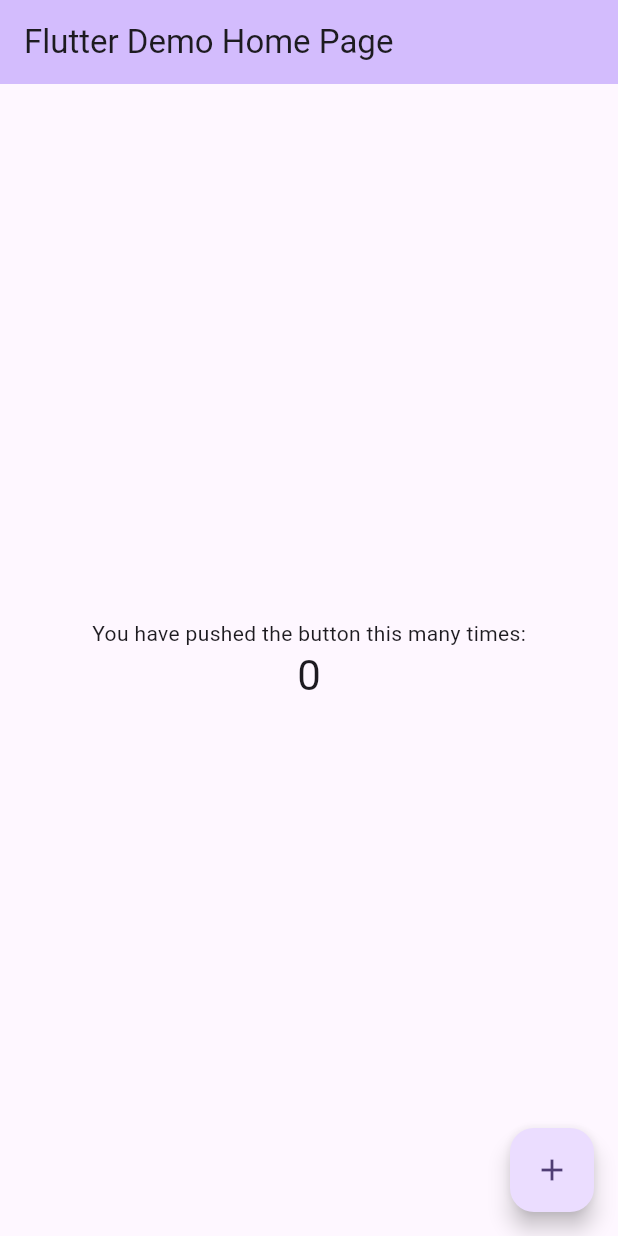
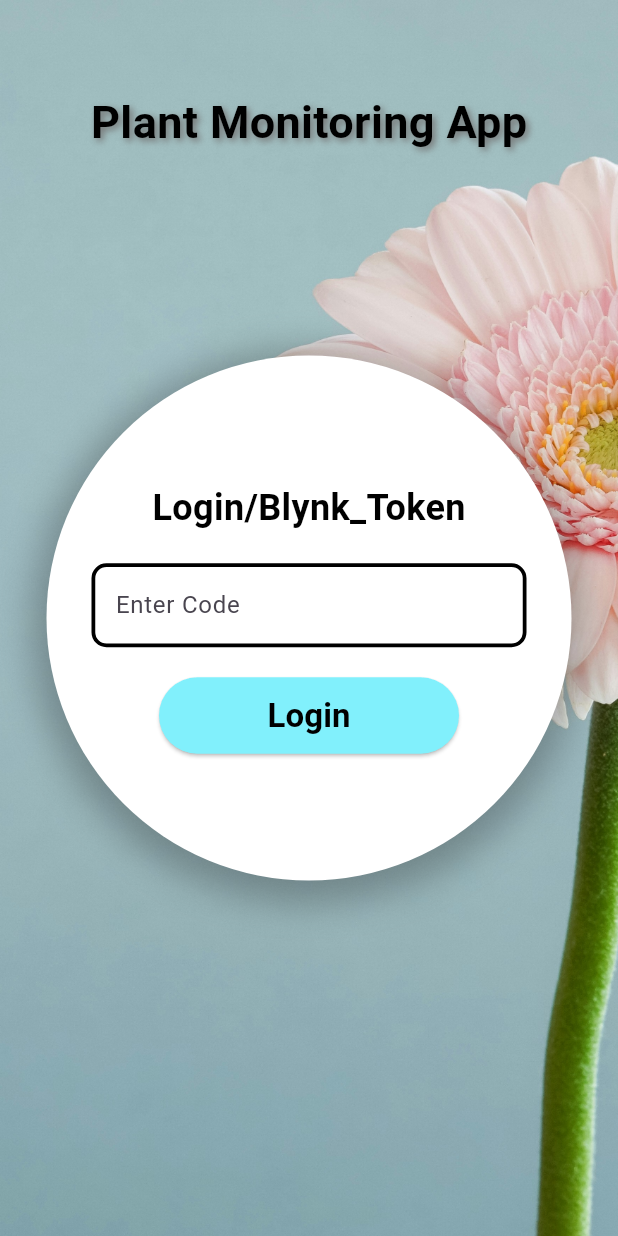
Before and after one commit to adittya003/Indoor_planting_System_for_Visually_challenged_People, a Flutter app: the screen it shows after launch, on a phone screen of 412 x 824 dp. Run offline on Flutter 3.47's test engine with Material 3 defaults, Android fonts, the phone set to English and light mode, and no system bars.

Commit message:
Flutter Login_intigrated with_nodejs_backend

```diff
--- a/indoor_planting_App_visually_challenged/lib/main.dart
+++ b/indoor_planting_App_visually_challenged/lib/main.dart
@@ -1,4 +1,7 @@
 import 'package:flutter/material.dart';
+import 'screens/login_page.dart';
+import 'screens/plant_details.dart';
+import 'screens/danger_alert.dart';
 
 void main() {
   runApp(const MyApp());
@@ -7,116 +10,16 @@ void main() {
 class MyApp extends StatelessWidget {
   const MyApp({super.key});
 
-  // This widget is the root of your application.
   @override
   Widget build(BuildContext context) {
     return MaterialApp(
-      title: 'Flutter Demo',
-      theme: ThemeData(
-        // This is the theme of your application.
-        //
-        // TRY THIS: Try running your application with "flutter run". You'll see
-        // the application has a purple toolbar. Then, without quitting the app,
-        // try changing the seedColor in the colorScheme below to Colors.green
-        // and then invoke "hot reload" (save your changes or press the "hot
-        // reload" button in a Flutter-supported IDE, or press "r" if you used
-        // the command line to start the app).
-        //
-        // Notice that the counter didn't reset back to zero; the application
-        // state is not lost during the reload. To reset the state, use hot
-        // restart instead.
-        //
-        // This works for code too, not just values: Most code changes can be
-        // tested with just a hot reload.
-        colorScheme: ColorScheme.fromSeed(seedColor: Colors.deepPurple),
-      ),
-      home: const MyHomePage(title: 'Flutter Demo Home Page'),
+      debugShowCheckedModeBanner: false,
+      initialRoute: '/',
+      routes: {
+        '/': (context) => LoginPage(),
+        '/plant': (context) => PlantDetailsPage(),
+        // '/danger': (context) => const DangerAlertPage(),
+      },
     );
   }
 }
-
-class MyHomePage extends StatefulWidget {
-  const MyHomePage({super.key, required this.title});
-
-  // This widget is the home page of your application. It is stateful, meaning
-  // that it has a State object (defined below) that contains fields that affect
-  // how it looks.
-
-  // This class is the configuration for the state. It holds the values (in this
-  // case the title) provided by the parent (in this case the App widget) and
-  // used by the build method of the State. Fields in a Widget subclass are
-  // always marked "final".
-
-  final String title;
-
-  @override
-  State<MyHomePage> createState() => _MyHomePageState();
-}
-
-class _MyHomePageState extends State<MyHomePage> {
-  int _counter = 0;
-
-  void _incrementCounter() {
-    setState(() {
-      // This call to setState tells the Flutter framework that something has
-      // changed in this State, which causes it to rerun the build method below
-      // so that the display can reflect the updated values. If we changed
-      // _counter without calling setState(), then the build method would not be
-      // called again, and so nothing would appear to happen.
-      _counter++;
-    });
-  }
-
-  @override
-  Widget build(BuildContext context) {
-    // This method is rerun every time setState is called, for instance as done
-    // by the _incrementCounter method above.
-    //
-    // The Flutter framework has been optimized to make rerunning build methods
-    // fast, so that you can just rebuild anything that needs updating rather
-    // than having to individually change instances of widgets.
-    return Scaffold(
-      appBar: AppBar(
-        // TRY THIS: Try changing the color here to a specific color (to
-        // Colors.amber, perhaps?) and trigger a hot reload to see the AppBar
-        // change color while the other colors stay the same.
-        backgroundColor: Theme.of(context).colorScheme.inversePrimary,
-        // Here we take the value from the MyHomePage object that was created by
-        // the App.build method, and use it to set our appbar title.
-        title: Text(widget.title),
-      ),
-      body: Center(
-        // Center is a layout widget. It takes a single child and positions it
-        // in the middle of the parent.
-        child: Column(
-          // Column is also a layout widget. It takes a list of children and
-          // arranges them vertically. By default, it sizes itself to fit its
-          // children horizontally, and tries to be as tall as its parent.
-          //
-          // Column has various properties to control how it sizes itself and
-          // how it positions its children. Here we use mainAxisAlignment to
-          // center the children vertically; the main axis here is the vertical
-          // axis because Columns are vertical (the cross axis would be
-          // horizontal).
-          //
-          // TRY THIS: Invoke "debug painting" (choose the "Toggle Debug Paint"
-          // action in the IDE, or press "p" in the console), to see the
-          // wireframe for each widget.
-          mainAxisAlignment: MainAxisAlignment.center,
-          children: <Widget>[
-            const Text('You have pushed the button this many times:'),
-            Text(
-              '$_counter',
-              style: Theme.of(context).textTheme.headlineMedium,
-            ),
-          ],
-        ),
-      ),
-      floatingActionButton: FloatingActionButton(
-        onPressed: _incrementCounter,
-        tooltip: 'Increment',
-        child: const Icon(Icons.add),
-      ), // This trailing comma makes auto-formatting nicer for build methods.
-    );
-  }
-}
--- /dev/null
+++ b/indoor_planting_App_visually_challenged/lib/screens/login_page.dart
@@ -0,0 +1,176 @@
+import 'package:flutter/material.dart';
+import 'package:http/http.dart' as http;
+import 'dart:convert';
+import 'plant_details.dart';
+
+class LoginPage extends StatelessWidget {
+  final TextEditingController _controller = TextEditingController();
+
+  // Function to handle login request
+  Future<void> login(BuildContext context, String blynkToken) async {
+    final Uri apiUrl = Uri.parse('http://10.0.2.2:5000/api/auth/login'); // Update to use emulator IP
+
+    try {
+      // Sending a POST request with the blynkToken in the body
+      final response = await http.post(
+        apiUrl,
+        headers: {'Content-Type': 'application/json'},
+        body: json.encode({'blynkToken': blynkToken}),
+      );
+
+      if (response.statusCode == 200) {
+        // Parse the response if successful
+        final Map<String, dynamic> responseData = json.decode(response.body);
+        String message = responseData['message'];
+        String token = responseData['token'];
+        print("Login successful: $message");
+        print("Received Token: $token");
+
+        // Navigate to PlantDetailsPage after successful login
+        Navigator.push(
+          context,
+          MaterialPageRoute(
+            builder: (context) => PlantDetailsPage(),
+          ),
+        );
+      } else {
+        // If the response is not 200, show an error message
+        print("Failed to login: ${response.body}");
+      }
+    } catch (error) {
+      print("Error: $error");
+    }
+  }
+
+  @override
+  Widget build(BuildContext context) {
+    return Scaffold(
+      body: Stack(
+        alignment: Alignment.center,
+        children: [
+          // Background Image
+          Container(
+            decoration: BoxDecoration(
+              image: DecorationImage(
+                image: AssetImage("Images/Login_page.jpg"), // Background image
+                fit: BoxFit.cover, // Cover entire screen
+              ),
+            ),
+          ),
+
+          // App Title (Centered at the Top)
+          Positioned(
+            top: 60, // Position at the top
+            child: Text(
+              "Plant Monitoring App",
+              style: TextStyle(
+                fontSize: 30, // Increased size
+                fontWeight: FontWeight.bold, // Bold text
+                color: Colors.black, // Black text
+                shadows: [
+                  Shadow(
+                    blurRadius: 6,
+                    color: Colors.grey.shade600, // Shadow effect for depth
+                    offset: Offset(2, 2),
+                  ),
+                ],
+              ),
+            ),
+          ),
+
+          // Circular Login Form (Remains in Center)
+          Center(
+            child: Container(
+              width: 350,
+              height: 400,
+              padding: EdgeInsets.all(30),
+              decoration: BoxDecoration(
+                color: Colors.white, // White background
+                shape: BoxShape.circle, // Circular shape
+                boxShadow: [
+                  BoxShadow(
+                    color: Colors.black26, // Shadow effect
+                    blurRadius: 20,
+                    spreadRadius: 10,
+                    offset: Offset(0, 5),
+                  ),
+                ],
+              ),
+              child: Column(
+                mainAxisSize: MainAxisSize.min,
+                mainAxisAlignment: MainAxisAlignment.center, // Center elements
+                crossAxisAlignment: CrossAxisAlignment.center, // Center text alignment
+                children: [
+                  Text(
+                    "Login/Blynk_Token",
+                    style: TextStyle(
+                      fontSize: 24,
+                      fontWeight: FontWeight.bold,
+                      color: Colors.black,
+                    ),
+                  ),
+                  SizedBox(height: 20),
+                  TextField(
+                    controller: _controller, // Link the controller to the TextField
+                    decoration: InputDecoration(
+                      labelText: "Enter Code",
+                      labelStyle: TextStyle(fontSize: 16),
+                      border: OutlineInputBorder(
+                        borderRadius: BorderRadius.circular(10), // Rounded corners
+                        borderSide: BorderSide(
+                          color: Colors.black, // Border color
+                          width: 2.5, // Increased thickness
+                        ),
+                      ),
+                      enabledBorder: OutlineInputBorder(
+                        borderRadius: BorderRadius.circular(10),
+                        borderSide: BorderSide(
+                          color: Colors.black, // Border color when not focused
+                          width: 2.5, // Increased thickness
+                        ),
+                      ),
+                      focusedBorder: OutlineInputBorder(
+                        borderRadius: BorderRadius.circular(10),
+                        borderSide: BorderSide(
+                          color: Colors.blue, // Border color when focused
+                          width: 3, // Increased thickness when focused
+                        ),
+                      ),
+                    ),
+                  ),
+                  SizedBox(height: 20),
+                  SizedBox(
+                    width: 200, // Increased button width
+                    child: ElevatedButton(
+                      onPressed: () {
+                        // Get the token from the text field
+                        String blynkToken = _controller.text.trim();
+                        // Call the login function and pass the context
+                        login(context, blynkToken);
+                      },
+                      style: ElevatedButton.styleFrom(
+                        backgroundColor: Color(0xFF81F0FC), // Button color
+                        foregroundColor: Colors.black, // Text color
+                        padding: EdgeInsets.symmetric(vertical: 10), // Taller button
+                        shape: RoundedRectangleBorder(
+                          borderRadius: BorderRadius.circular(30), // Rounded corners
+                        ),
+                      ),
+                      child: Text(
+                        "Login",
+                        style: TextStyle(
+                          fontSize: 22, // Increased font size
+                          fontWeight: FontWeight.bold, // Bold text
+                        ),
+                      ),
+                    ),
+                  ),
+                ],
+              ),
+            ),
+          ),
+        ],
+      ),
+    );
+  }
+}
--- /dev/null
+++ b/indoor_planting_App_visually_challenged/lib/screens/plant_details.dart
@@ -0,0 +1,16 @@
+// plant_details_page.dart
+import 'package:flutter/material.dart';
+
+class PlantDetailsPage extends StatelessWidget {
+  @override
+  Widget build(BuildContext context) {
+    return Scaffold(
+      appBar: AppBar(
+        title: Text('Plant Details'),
+      ),
+      body: Center(
+        child: Text('Details of the plant will go here.'),
+      ),
+    );
+  }
+}
```
Also changed, not shown: indoor_planting_App_visually_challenged/pubspec.yaml (+6 -3 lines), indoor_planting_App_visually_challenged/Images/Login_page.jpg (added), indoor_planting_App_visually_challenged/Images/Plant_view_page.jpg (added), indoor_planting_App_visually_challenged/lib/screens/danger_alert.dart (added), indoor_planting_App_visually_challenged/pubspec.lock.
